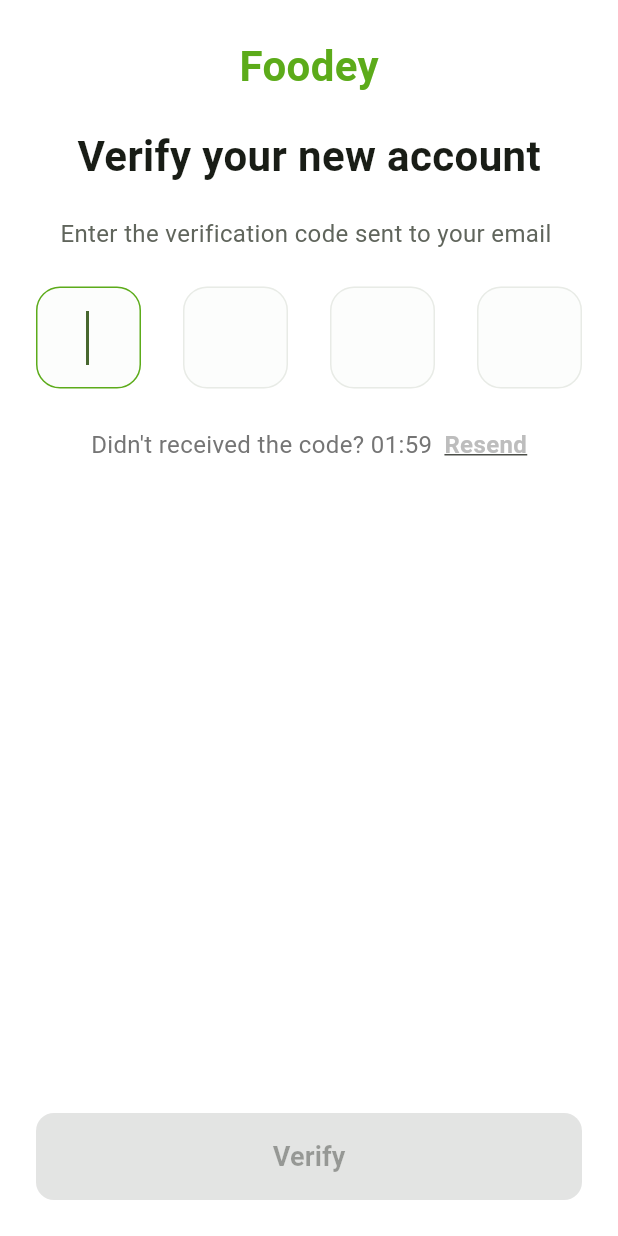
After one commit to Kingjohneycodey/foodey, a Flutter app: the RegisterOtpScreen screen opened by its route, on a phone screen of 412 x 824 dp. The commit adds this screen. Run offline on Flutter 3.47's test engine with Material 3 defaults, Android fonts, the phone set to English and light mode, and no system bars; our stand-ins replace flutter_riverpod, go_router, shared_preferences; accounts and stored records are empty; Roboto replaces fonts that are missing (Arial).

Commit message:
worked on the register verify otp screen

```diff
--- /dev/null
+++ b/lib/core/data/registration_state.dart
@@ -0,0 +1,4 @@
+import 'package:flutter_riverpod/flutter_riverpod.dart';
+
+/// Holds the email during the registration flow
+final registrationEmailProvider = StateProvider<String?>((ref) => null);
--- a/lib/core/router/app_router.dart
+++ b/lib/core/router/app_router.dart
@@ -1,5 +1,6 @@
 import 'package:flutter/material.dart';
 import 'package:foodey/core/theme/app_colors.dart';
+import 'package:foodey/features/auth/view/register_otp_screen.dart';
 import 'package:foodey/features/onboarding/view/onboarding_screen2.dart';
 import 'package:go_router/go_router.dart';
 
@@ -33,6 +34,11 @@
       path: '/register',
       builder: (context, state) => const RegisterScreen(),
     ),
+    GoRoute(
+      path: '/register-otp',
+      builder: (context, state) => const RegisterOtpScreen(),
+    ),
+
     ShellRoute(
       builder: (context, state, child) {
         return MainAppShell(child: child);
--- /dev/null
+++ b/lib/core/utils/local_storage.dart
@@ -0,0 +1,20 @@
+import 'package:shared_preferences/shared_preferences.dart';
+
+class LocalStorage {
+  static const String registrationEmailKey = 'registration_email';
+
+  static Future<void> setString(String key, String value) async {
+    final prefs = await SharedPreferences.getInstance();
+    await prefs.setString(key, value);
+  }
+
+  static Future<String?> getString(String key) async {
+    final prefs = await SharedPreferences.getInstance();
+    return prefs.getString(key);
+  }
+
+  static Future<void> remove(String key) async {
+    final prefs = await SharedPreferences.getInstance();
+    await prefs.remove(key);
+  }
+}
--- /dev/null
+++ b/lib/features/auth/view/register_otp_screen.dart
@@ -0,0 +1,311 @@
+import 'package:flutter/material.dart';
+import 'package:flutter_riverpod/flutter_riverpod.dart';
+import 'package:foodey/core/theme/app_colors.dart';
+import 'package:foodey/core/data/registration_state.dart';
+import 'package:foodey/core/utils/local_storage.dart';
+import 'dart:async';
+import 'package:flutter/services.dart';
+
+class RegisterOtpScreen extends StatefulWidget {
+  const RegisterOtpScreen({super.key});
+
+  @override
+  State<RegisterOtpScreen> createState() => _RegisterOtpScreenState();
+}
+
+class _RegisterOtpScreenState extends State<RegisterOtpScreen> {
+  final List<TextEditingController> _controllers = List.generate(
+    4,
+    (_) => TextEditingController(),
+  );
+  final List<FocusNode> _focusNodes = List.generate(4, (_) => FocusNode());
+  Timer? _timer;
+  int _secondsLeft = 120;
+  final ValueNotifier<int> _secondsLeftNotifier = ValueNotifier<int>(120);
+  @override
+  void initState() {
+    super.initState();
+    // If provider email is null, try to restore from local storage
+    WidgetsBinding.instance.addPostFrameCallback((_) async {
+      final container = ProviderScope.containerOf(context);
+      final current = container.read(registrationEmailProvider);
+      if (current == null) {
+        try {
+          final saved = await LocalStorage.getString(
+            LocalStorage.registrationEmailKey,
+          );
+          if (!mounted) return;
+          container.read(registrationEmailProvider.notifier).state = saved;
+          setState(() {});
+        } catch (_) {}
+      }
+    });
+    _startTimer();
+    Future.delayed(const Duration(milliseconds: 100), () {
+      if (mounted) _focusNodes.first.requestFocus();
+    });
+  }
+
+  @override
+  void dispose() {
+    for (final c in _controllers) {
+      c.dispose();
+    }
+    for (final f in _focusNodes) {
+      f.dispose();
+    }
+    _timer?.cancel();
+    _secondsLeftNotifier.dispose();
+    super.dispose();
+  }
+
+  void _startTimer() {
+    _timer?.cancel();
+    setState(() => _secondsLeft = 120);
+    _secondsLeftNotifier.value = 120;
+    _timer = Timer.periodic(const Duration(seconds: 1), (t) {
+      if (!mounted) {
+        t.cancel();
+        return;
+      }
+      if (_secondsLeft <= 0) {
+        t.cancel();
+        setState(() => _secondsLeft = 0);
+        _secondsLeftNotifier.value = 0;
+      } else {
+        setState(() => _secondsLeft = _secondsLeft - 1);
+        _secondsLeftNotifier.value = _secondsLeft;
+      }
+    });
+  }
+
+  void _onChanged(int index, String value) {
+    if (value.length == 1) {
+      if (index < _focusNodes.length - 1) {
+        _focusNodes[index + 1].requestFocus();
+      } else {
+        _focusNodes[index].unfocus();
+      }
+      setState(() {});
+    }
+  }
+
+  void _onKey(int index, RawKeyEvent event) {
+    if (event is RawKeyDownEvent &&
+        event.logicalKey == LogicalKeyboardKey.backspace &&
+        _controllers[index].text.isEmpty &&
+        index > 0) {
+      // Clear previous box and focus it so one backspace removes a digit
+      _controllers[index - 1].clear();
+      _focusNodes[index - 1].requestFocus();
+      _controllers[index - 1].selection = TextSelection.fromPosition(
+        TextPosition(offset: _controllers[index - 1].text.length),
+      );
+      setState(() {});
+    }
+  }
+
+  String get _otp => _controllers.map((c) => c.text).join();
+
+  @override
+  Widget build(BuildContext context) {
+    return Scaffold(
+      backgroundColor: Colors.white,
+      body: SafeArea(
+        child: Padding(
+          padding: const EdgeInsets.all(24.0),
+          child: Column(
+            children: [
+              Center(
+                child: Text(
+                  "Foodey",
+                  style: TextStyle(
+                    fontSize: 28,
+                    fontWeight: FontWeight.bold,
+                    color: AppColors.primary,
+                    fontFamily: 'Arial',
+                  ),
+                ),
+              ),
+              const SizedBox(height: 20),
+
+              Align(
+                alignment: Alignment.center,
+                child: Text(
+                  'Verify your new account',
+                  style: TextStyle(fontSize: 28, fontWeight: FontWeight.bold),
+                ),
+              ),
+
+              const SizedBox(height: 20),
+
+              // Show the email captured from previous screen
+              Consumer(
+                builder: (context, ref, _) {
+                  final email = ref.watch(registrationEmailProvider);
+                  return Column(
+                    children: [
+                      Text(
+                        email != null
+                            ? "Enter the verification code sent to your email " +
+                                  email
+                            : 'no-email@missing',
+                        style: const TextStyle(
+                          fontSize: 16,
+                          color: Color(0xFF60655C),
+                        ),
+                      ),
+                      const SizedBox(height: 24),
+                    ],
+                  );
+                },
+              ),
+
+              // OTP inputs
+              Row(
+                mainAxisAlignment: MainAxisAlignment.spaceBetween,
+                children: List.generate(4, (i) {
+                  return SizedBox(
+                    width: 70,
+                    height: 70,
+                    child: RawKeyboardListener(
+                      focusNode: FocusNode(),
+                      onKey: (e) => _onKey(i, e),
+                      child: TextField(
+                        controller: _controllers[i],
+                        focusNode: _focusNodes[i],
+                        textAlign: TextAlign.center,
+                        style: const TextStyle(
+                          fontSize: 24,
+                          fontWeight: FontWeight.w700,
+                        ),
+                        keyboardType: TextInputType.number,
+                        inputFormatters: [
+                          FilteringTextInputFormatter.digitsOnly,
+                          LengthLimitingTextInputFormatter(1),
+                        ],
+                        enableInteractiveSelection: false,
+                        decoration: InputDecoration(
+                          filled: true,
+                          fillColor: const Color(0xFFFCFDFC),
+                          border: OutlineInputBorder(
+                            borderRadius: BorderRadius.circular(16),
+                            borderSide: const BorderSide(
+                              color: Color(0xFFE8EBE6),
+                            ),
+                          ),
+                          enabledBorder: OutlineInputBorder(
+                            borderRadius: BorderRadius.circular(16),
+                            borderSide: const BorderSide(
+                              color: Color(0xFFE8EBE6),
+                            ),
+                          ),
+                          focusedBorder: OutlineInputBorder(
+                            borderRadius: BorderRadius.circular(16),
+                            borderSide: const BorderSide(
+                              color: AppColors.primary,
+                            ),
+                          ),
+                        ),
+                        onChanged: (v) {
+                          // Always keep cursor at the end
+                          _controllers[i].selection = TextSelection.collapsed(
+                            offset: _controllers[i].text.length,
+                          );
+                          _onChanged(i, v);
+                        },
+                        onTap: () {
+                          // Force caret to end; disallow placing before the digit
+                          _controllers[i].selection = TextSelection.collapsed(
+                            offset: _controllers[i].text.length,
+                          );
+                        },
+                      ),
+                    ),
+                  );
+                }),
+              ),
+
+              const SizedBox(height: 24),
+
+              // Timer and Resend
+              Row(
+                mainAxisAlignment: MainAxisAlignment.center,
+                children: [
+                  Text(
+                    "Didn't received the code? ",
+                    style: TextStyle(color: Colors.grey.shade600, fontSize: 16),
+                  ),
+                  ValueListenableBuilder<int>(
+                    valueListenable: _secondsLeftNotifier,
+                    builder: (context, value, _) {
+                      return Text(
+                        _formatTime(value),
+                        style: TextStyle(
+                          color: Colors.grey.shade600,
+                          fontSize: 16,
+                        ),
+                      );
+                    },
+                  ),
+                  const SizedBox(width: 8),
+                  GestureDetector(
+                    onTap: _secondsLeft == 0
+                        ? () {
+                            for (final c in _controllers) c.clear();
+                            _focusNodes.first.requestFocus();
+                            _startTimer();
+                          }
+                        : null,
+                    child: Text(
+                      'Resend',
+                      style: TextStyle(
+                        fontSize: 16,
+                        fontWeight: FontWeight.w700,
+                        color: _secondsLeft == 0
+                            ? AppColors.primary
+                            : Colors.grey.shade400,
+                        decoration: TextDecoration.underline,
+                      ),
+                    ),
+                  ),
+                ],
+              ),
+
+              const Spacer(),
+
+              SizedBox(
+                width: double.infinity,
+                child: ElevatedButton(
+                  onPressed: _otp.length == 4 ? () {} : null,
+                  style: ElevatedButton.styleFrom(
+                    backgroundColor: _otp.length == 4
+                        ? AppColors.primary
+                        : const Color(0xFFE8F5E8),
+                    foregroundColor: _otp.length == 4
+                        ? Colors.white
+                        : const Color(0xFF5CAB1A),
+                    padding: const EdgeInsets.symmetric(vertical: 16),
+                    shape: RoundedRectangleBorder(
+                      borderRadius: BorderRadius.circular(12),
+                    ),
+                  ),
+                  child: const Text(
+                    'Verify',
+                    style: TextStyle(fontSize: 18, fontWeight: FontWeight.bold),
+                  ),
+                ),
+              ),
+            ],
+          ),
+        ),
+      ),
+    );
+  }
+
+  String _formatTime(int seconds) {
+    final mm = (seconds ~/ 60).toString().padLeft(2, '0');
+    final ss = (seconds % 60).toString().padLeft(2, '0');
+    return '$mm:$ss';
+  }
+}
--- a/lib/main.dart
+++ b/lib/main.dart
@@ -4,6 +4,7 @@
 import 'core/router/app_router.dart';
 
 void main() {
+  WidgetsFlutterBinding.ensureInitialized();
   runApp(const ProviderScope(child: MyApp()));
 }
 
--- a/pubspec.yaml
+++ b/pubspec.yaml
@@ -27,6 +27,7 @@
   go_router: ^16.2.0
   flutter_riverpod: ^2.6.1
   cupertino_icons: ^1.0.8
+  shared_preferences: ^2.5.3
 
 dev_dependencies:
   flutter_test:
```
Also changed, not shown: lib/features/auth/view/register_screen.dart (+19 -7 lines), pubspec.lock, 3 other files.
